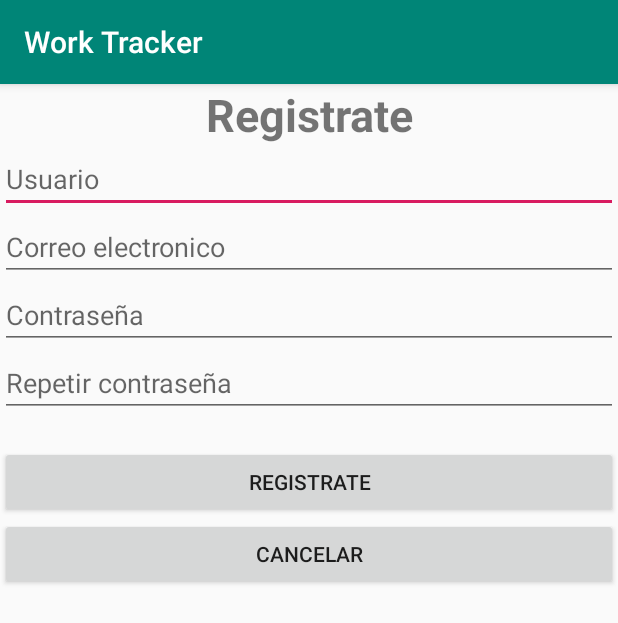
After one commit to GrayJacketStudios/worktracker, an Android app: the RegistroActivity screen opened directly, with no data from a screen before it, on a phone screen of 412 x 824 dp. The commit adds this screen. Shown: the top 623 px of the screen. Run offline under Robolectric (Android 15) with nearby library versions, the phone set to English and light mode, and no system bars.

Commit message:
Se crea para registro de nuevos usuarios

```diff
--- a/app/src/main/AndroidManifest.xml
+++ b/app/src/main/AndroidManifest.xml
@@ -9,7 +9,8 @@
         android:roundIcon="@mipmap/ic_launcher_round"
         android:supportsRtl="true"
         android:theme="@style/AppTheme">
-        <activity android:name=".trabajos.CreateTrabajo"></activity>
+        <activity android:name=".usuarios.RegistroActivity"></activity>
+        <activity android:name=".trabajos.CreateTrabajo" />
         <activity android:name=".registros.CreateRegistro" />
         <activity android:name=".registros.RegistrosList" />
         <activity android:name=".trabajos.TrabajosList" />
--- a/app/src/main/res/layout/activity_main.xml
+++ b/app/src/main/res/layout/activity_main.xml
@@ -78,6 +78,7 @@
         android:layout_marginTop="8dp"
         android:layout_marginEnd="8dp"
         android:layout_marginBottom="80dp"
+        android:onClick="onRegistrate"
         android:text="@string/reg_btn"
         app:layout_constraintBottom_toBottomOf="parent"
         app:layout_constraintEnd_toEndOf="parent"
--- /dev/null
+++ b/app/src/main/res/layout/activity_registro.xml
@@ -0,0 +1,64 @@
+<?xml version="1.0" encoding="utf-8"?>
+<LinearLayout xmlns:android="http://schemas.android.com/apk/res/android"
+    xmlns:app="http://schemas.android.com/apk/res-auto"
+    xmlns:tools="http://schemas.android.com/tools"
+    android:layout_width="match_parent"
+    android:layout_height="match_parent"
+    tools:context=".usuarios.RegistroActivity"
+    android:orientation="vertical">
+
+    <TextView
+        android:layout_width="match_parent"
+        android:layout_height="wrap_content"
+        android:text="@string/reg_btn"
+        android:textAlignment="center"
+        android:textSize="30sp"
+        android:textStyle="bold"
+        android:inputType="textEmailAddress"/>
+
+    <EditText
+        android:id="@+id/ETRUsuario"
+        android:layout_width="match_parent"
+        android:layout_height="wrap_content"
+        android:hint="@string/usuario"
+        />
+    <EditText
+        android:id="@+id/ETRCorreo"
+        android:layout_width="match_parent"
+        android:layout_height="wrap_content"
+        android:hint="@string/correo"/>
+
+    <EditText
+        android:id="@+id/ETRPass1"
+        android:layout_width="match_parent"
+        android:layout_height="wrap_content"
+        android:hint="@string/password"
+        android:inputType="textPassword"/>
+    <EditText
+        android:id="@+id/ETRPass2"
+        android:layout_width="match_parent"
+        android:layout_height="wrap_content"
+        android:hint="@string/password2"
+        android:inputType="textPassword"/>
+
+    <TextView
+        android:id="@+id/TVError"
+        android:layout_width="match_parent"
+        android:layout_height="wrap_content"
+        android:textAlignment="center"
+        android:textStyle="bold" />
+
+
+    <Button
+        android:layout_width="match_parent"
+        android:layout_height="wrap_content"
+        android:onClick="onRegistro"
+        android:text="@string/reg_btn" />
+
+    <Button
+        android:layout_width="match_parent"
+        android:layout_height="wrap_content"
+        android:onClick="onCancelar"
+        android:text="@string/btnCancelar" />
+
+</LinearLayout>
--- a/app/src/main/res/values/strings.xml
+++ b/app/src/main/res/values/strings.xml
@@ -3,11 +3,11 @@
     <string name="desc_logo">Logo app provisorio</string>
 
 
-
-
     //Strings de usuarios
     <string name="usuario">Usuario</string>
     <string name="password">Contraseña</string>
+    <string name="password2">Repetir contraseña</string>
+    <string name="correo">Correo electronico</string>
     <string name="lgn_btn">Iniciar sesión</string>
     <string name="reg_btn">Registrate</string>
     <string name="error_msg"></string>
@@ -15,6 +15,14 @@
     <string name="login_error_2">Debes introducir tu contraseña</string>
     <string name="login_error_3">Usuario o contraseña incorrecta</string>
 
+    <string name="error_pass_match">Las contraseñas no coinciden</string>
+    <string name="error_pass_lenght">La contraseña debe tener más de 4 caracteres</string>
+    <string name="error_campos_vacios">Debes rellenar todos los campos</string>
+    <string name="error_email_exists">El correo electronico %1$s ya existe</string>
+    <string name="error_username_exists">El nombre de usuario %1$s ya existe</string>
+
+    <string name="usuario_agregado">Usuario registrado con exito</string>
+    <string name="registro_cancelado">Se ha cancelado el registro</string>
 
 
     <string name="btnEdit">Editar</string>
@@ -31,7 +39,6 @@
     <string name="objetivoTiempoSemanal">Objetivo de tiempo semanal</string>
 
 
-
     //Strings tareas
 
     <string name="btn_nueva_tarea">Agregar tarea</string>
```
Also changed, not shown: app/src/main/java/sebastian/cl/worktracker/MainActivity.java (+20 -0 lines), app/src/main/java/sebastian/cl/worktracker/usuarios/RegistroActivity.java (added, +68 -0 lines), app/src/main/java/sebastian/cl/worktracker/usuarios/Users.java (+19 -2 lines).
